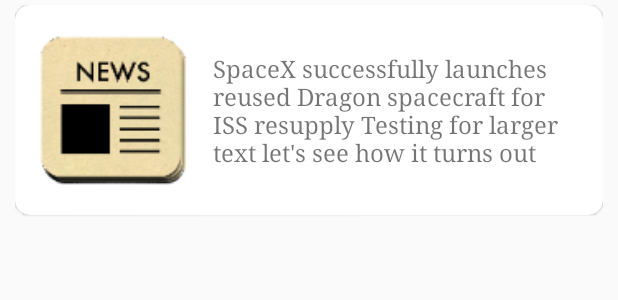
After one commit to Abhey/QuickNews, an Android app: the layout news_card.xml on its own in the app's theme, with its tools: preview values and no code run, on a phone screen of 412 x 824 dp. The commit adds this screen. Shown: the top 300 px of the screen. Run offline under Robolectric (Android 15) with nearby library versions, the phone set to English and light mode, and no system bars.

Commit message:
Added layout for news card.

```diff
--- a/app/src/main/java/me/abheyrana/quicknews/MainActivity.java
+++ b/app/src/main/java/me/abheyrana/quicknews/MainActivity.java
@@ -12,6 +12,7 @@
 import android.support.v7.app.ActionBarDrawerToggle;
 import android.support.v7.app.AppCompatActivity;
 import android.os.Bundle;
+import android.support.v7.widget.RecyclerView;
 import android.support.v7.widget.Toolbar;
 import android.util.Log;
 import android.view.Menu;
@@ -38,8 +39,9 @@
 
 public class MainActivity extends AppCompatActivity implements NavigationView.OnNavigationItemSelectedListener {
 
-    private TextView textView;
     private ProgressBar progressBar;
+    private RecyclerView recyclerView;
+
     private static URL url[] = new URL[58];
     private static int sourceCount;
     private static final String DEBUG_TAG = "QuickNewsTag";
@@ -49,8 +51,8 @@
         super.onCreate(savedInstanceState);
         setContentView(R.layout.activity_main);
 
-        textView =  (TextView) findViewById(R.id.tv_demo);
         progressBar = (ProgressBar) findViewById(R.id.pb_loader);
+        recyclerView = (RecyclerView) findViewById(R.id.rv_news_view);
 
         Toolbar toolbar = (Toolbar) findViewById(R.id.toolbar);
         setSupportActionBar(toolbar);
@@ -99,6 +101,7 @@
         }
         if(id == R.id.read_news_later){
             // TODO(3) Add functionality to this Read Later Section
+            Toast.makeText(this,"This functionality will be added soon", Toast.LENGTH_SHORT).show();
         }
         if(id == R.id.about){
             Toast.makeText(this,"This functionality will be added soon", Toast.LENGTH_SHORT).show();
@@ -116,7 +119,6 @@
         protected void onPreExecute() {
             super.onPreExecute();
             progressBar.setVisibility(View.VISIBLE);
-            textView.setVisibility(View.INVISIBLE);
         }
 
         @Override
@@ -133,8 +135,6 @@
         protected void onPostExecute(String s) {
             super.onPostExecute(s);
             progressBar.setVisibility(View.INVISIBLE);
-            textView.setVisibility(View.VISIBLE);
-            textView.append(s);
         }
     }
 
--- a/app/src/main/res/layout/content_main.xml
+++ b/app/src/main/res/layout/content_main.xml
@@ -13,11 +13,10 @@
         android:layout_width="match_parent"
         android:layout_height="match_parent">
 
-        <TextView
-            android:id="@+id/tv_demo"
+        <android.support.v7.widget.RecyclerView
             android:layout_width="match_parent"
-            android:layout_height="wrap_content"
-            android:text="Welcome to Jolly Old London"
+            android:layout_height="match_parent"
+            android:id="@+id/rv_news_view"
             android:visibility="visible"/>
 
         <ProgressBar
--- /dev/null
+++ b/app/src/main/res/layout/news_card.xml
@@ -0,0 +1,49 @@
+<?xml version="1.0" encoding="utf-8"?>
+<LinearLayout xmlns:android="http://schemas.android.com/apk/res/android"
+    xmlns:app="http://schemas.android.com/apk/res-auto"
+    android:orientation="vertical"
+    android:layout_width="match_parent"
+    android:layout_height="match_parent"
+    android:paddingLeft="10dp"
+    android:paddingRight="10dp"
+    android:paddingTop="3dp"
+    android:paddingBottom="3dp">
+
+    <android.support.v7.widget.CardView
+        android:layout_width="match_parent"
+        android:layout_height="wrap_content"
+        app:cardElevation="@dimen/cardview_compat_inset_shadow"
+        app:cardMaxElevation="@dimen/cardview_compat_inset_shadow"
+        app:cardCornerRadius="10dp">
+
+        <LinearLayout
+            android:layout_width="match_parent"
+            android:layout_height="wrap_content"
+            android:orientation="horizontal">
+
+            <ImageView
+                android:layout_width="100dp"
+                android:layout_height="100dp"
+                android:adjustViewBounds="true"
+                android:layout_gravity="center"
+                android:id="@+id/iv_news_icon"
+                android:scaleType="centerCrop"
+                android:layout_marginLeft="16dp"
+                android:src="@mipmap/news_app_icon1"/>
+
+            <TextView
+                android:layout_width="match_parent"
+                android:layout_height="140dp"
+                android:padding="16dp"
+                android:textSize="16sp"
+                android:id="@+id/tv_headline_text"
+                android:text="SpaceX successfully launches reused Dragon spacecraft for ISS resupply Testing for larger text let's see how it turns out"
+                android:gravity="center_vertical"
+                android:layout_gravity="center"
+                android:fontFamily="serif"/>
+
+        </LinearLayout>
+
+    </android.support.v7.widget.CardView>
+
+</LinearLayout>
```
